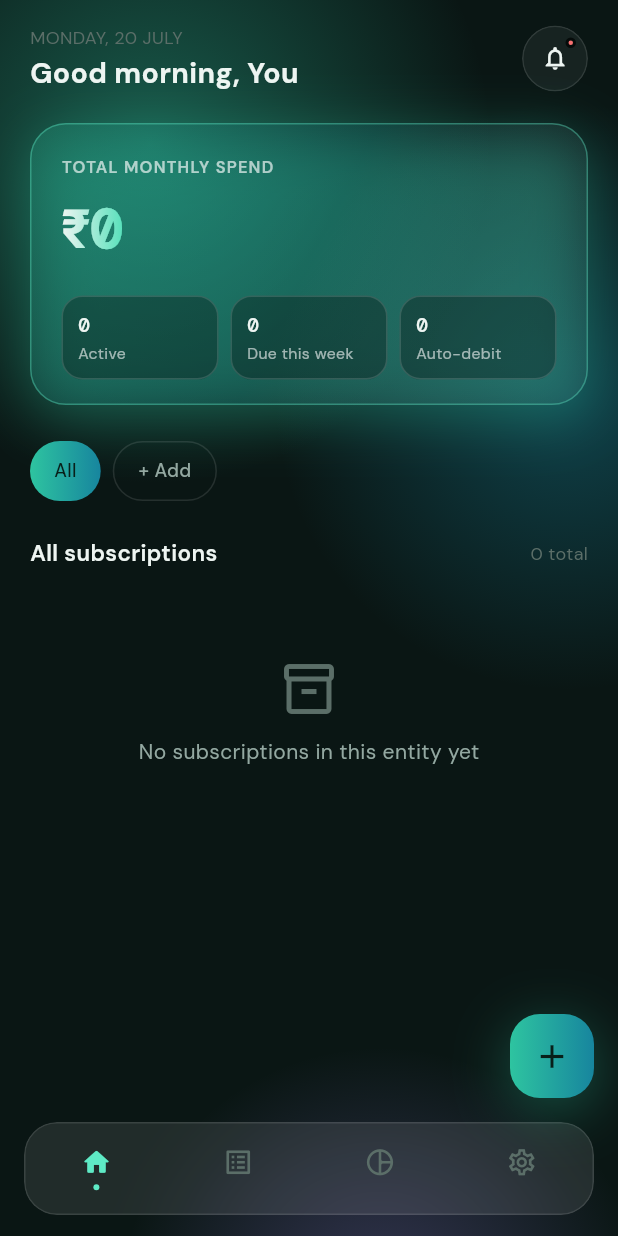
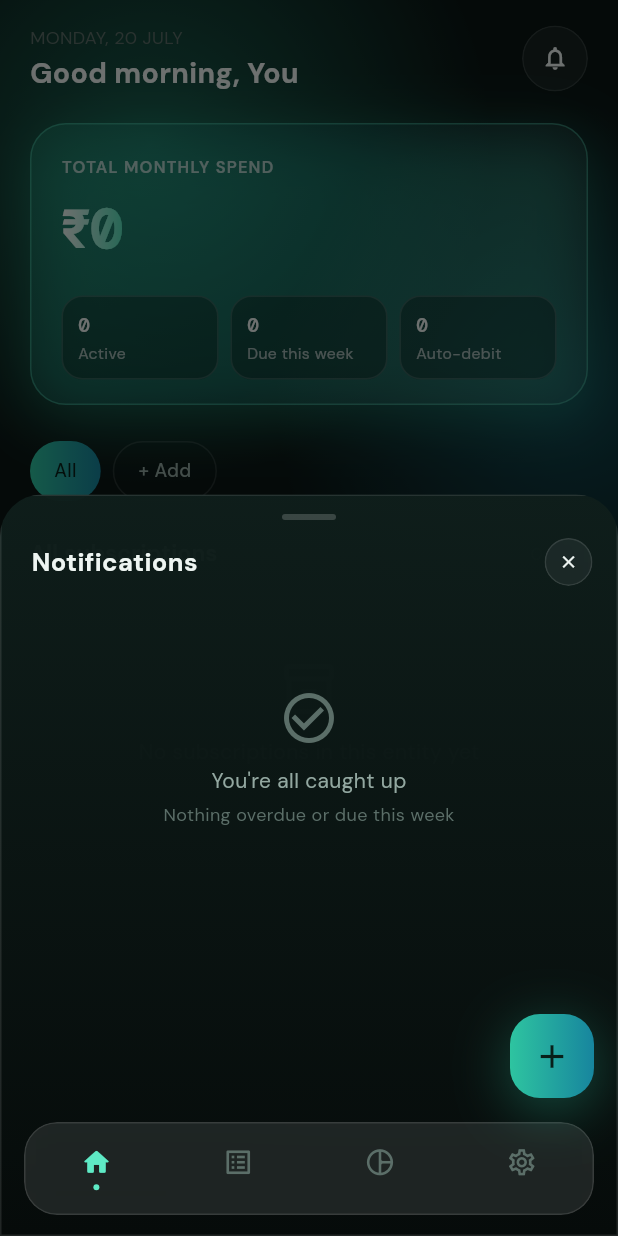
Before and after one commit to sagarsavaliya/App_Subtrakr, a Flutter app: the DashboardScreen screen opened by its route, after a tap on the "notifications" icon, on a phone screen of 412 x 824 dp. Run offline on Flutter 3.47's test engine with Material 3 defaults, Android fonts, the phone set to English and light mode, and no system bars; our stand-ins replace equatable, file_picker, fl_chart, flutter_dotenv, flutter_local_notifications, flutter_riverpod and 6 more; missing offline and left inert: receive_sharing_intent; accounts and stored records are empty.

Commit message:
Fix misleading dashboard bell: real notifications sheet, real badge
The bell icon had an always-on unread badge and an empty onPressed —
tapping it did nothing, yet it permanently signaled "something needs
attention." Found this auditing for other dead callbacks after fixing
the +Add entity chip.

- NotificationsSheet: overdue items first, then due-this-week, reusing
  the same SubscriptionTile row (incl. swipe-to-mark-paid) used
  everywhere else; empty state when nothing needs attention.
- Badge now reflects dueThisWeekProvider's real state instead of being
  hardcoded true.

Verified: flutter analyze (0 issues), flutter test (23/23, incl. 2 new
scenarios in notifications_sheet_test.dart), and a browser pass
against the live backend confirming both the real empty state and the
badge correctly disappearing when nothing is due.

Co-Authored-By: Claude Fable 5 <noreply@anthropic.com>

```diff
--- a/lib/presentation/screens/dashboard/dashboard_screen.dart
+++ b/lib/presentation/screens/dashboard/dashboard_screen.dart
@@ -18,6 +18,7 @@ import '../../widgets/dashboard/due_card.dart';
 import '../../widgets/dashboard/hero_summary_card.dart';
 import '../../widgets/dashboard/subscription_tile.dart';
 import '../entities/entity_edit_sheet.dart';
+import 'notifications_sheet.dart';
 
 class DashboardScreen extends ConsumerWidget {
   const DashboardScreen({super.key});
@@ -85,8 +86,10 @@ class DashboardScreen extends ConsumerWidget {
                 const SizedBox(width: 12),
                 IconGlassButton(
                   icon: Icons.notifications_outlined,
-                  showBadge: true,
-                  onPressed: () {},
+                  // Reflects real state — no longer an always-on badge that
+                  // implies attention is needed when nothing actually is.
+                  showBadge: dueThisWeek.isNotEmpty,
+                  onPressed: () => showNotificationsSheet(context),
                 ),
               ],
             ),
--- /dev/null
+++ b/lib/presentation/screens/dashboard/notifications_sheet.dart
@@ -0,0 +1,175 @@
+import 'package:flutter/material.dart';
+import 'package:flutter_riverpod/flutter_riverpod.dart';
+import 'package:go_router/go_router.dart';
+import '../../../core/constants/app_colors.dart';
+import '../../../core/constants/app_spacing.dart';
+import '../../../core/constants/app_text_styles.dart';
+import '../../providers/subscription_provider.dart';
+import '../../widgets/common/app_button.dart';
+import '../../widgets/dashboard/subscription_tile.dart';
+
+/// The dashboard bell opens this instead of doing nothing — an in-app view
+/// of what actually needs attention (overdue first, then due within 7
+/// days), reusing the same swipe-to-mark-paid row used everywhere else.
+Future<void> showNotificationsSheet(BuildContext context) {
+  return showModalBottomSheet(
+    context: context,
+    isScrollControlled: true,
+    backgroundColor: Colors.transparent,
+    builder: (_) => const NotificationsSheet(),
+  );
+}
+
+class NotificationsSheet extends ConsumerWidget {
+  const NotificationsSheet({super.key});
+
+  @override
+  Widget build(BuildContext context, WidgetRef ref) {
+    final dueOrOverdue = ref.watch(dueThisWeekProvider);
+    final overdue = dueOrOverdue.where((s) => s.isOverdue).toList();
+    final dueSoon = dueOrOverdue.where((s) => !s.isOverdue).toList();
+
+    return DraggableScrollableSheet(
+      initialChildSize: 0.6,
+      maxChildSize: 0.9,
+      minChildSize: 0.35,
+      expand: false,
+      builder: (context, scrollController) {
+        return ClipRRect(
+          borderRadius: const BorderRadius.vertical(top: Radius.circular(28)),
+          child: Container(
+            decoration: BoxDecoration(
+              border: Border.all(color: AppColors.glassBorder),
+              gradient: LinearGradient(
+                begin: Alignment.topCenter,
+                end: Alignment.bottomCenter,
+                colors: [
+                  AppColors.bgElevated.withValues(alpha: 0.97),
+                  AppColors.bgVoid.withValues(alpha: 0.99),
+                ],
+              ),
+            ),
+            child: Column(
+              children: [
+                const SizedBox(height: 12),
+                Container(
+                  width: 36,
+                  height: 4,
+                  decoration: BoxDecoration(
+                    color: Colors.white.withValues(alpha: 0.18),
+                    borderRadius: BorderRadius.circular(3),
+                  ),
+                ),
+                Padding(
+                  padding: const EdgeInsets.fromLTRB(
+                    AppSpacing.screenPadding,
+                    12,
+                    AppSpacing.lg,
+                    12,
+                  ),
+                  child: Row(
+                    mainAxisAlignment: MainAxisAlignment.spaceBetween,
+                    children: [
+                      Text(
+                        'Notifications',
+                        style: AppTextStyles.heading1.copyWith(fontSize: 17),
+                      ),
+                      IconGlassButton(
+                        icon: Icons.close,
+                        size: 32,
+                        onPressed: () => Navigator.of(context).pop(),
+                      ),
+                    ],
+                  ),
+                ),
+                Expanded(
+                  child: dueOrOverdue.isEmpty
+                      ? _EmptyState(scrollController: scrollController)
+                      : ListView(
+                          controller: scrollController,
+                          padding: const EdgeInsets.fromLTRB(
+                            AppSpacing.screenPadding,
+                            0,
+                            AppSpacing.screenPadding,
+                            32,
+                          ),
+                          children: [
+                            if (overdue.isNotEmpty) ...[
+                              Text(
+                                'Overdue',
+                                style: AppTextStyles.heading3.copyWith(
+                                  color: AppColors.overdue,
+                                ),
+                              ),
+                              const SizedBox(height: AppSpacing.md),
+                              for (final sub in overdue) ...[
+                                SubscriptionTile(
+                                  subscription: sub,
+                                  onTap: () {
+                                    Navigator.of(context).pop();
+                                    context.push('/subscription/${sub.id}');
+                                  },
+                                ),
+                                const SizedBox(height: AppSpacing.listItemGap),
+                              ],
+                              const SizedBox(height: AppSpacing.md),
+                            ],
+                            if (dueSoon.isNotEmpty) ...[
+                              Text('Due this week', style: AppTextStyles.heading3),
+                              const SizedBox(height: AppSpacing.md),
+                              for (final sub in dueSoon) ...[
+                                SubscriptionTile(
+                                  subscription: sub,
+                                  onTap: () {
+                                    Navigator.of(context).pop();
+                                    context.push('/subscription/${sub.id}');
+                                  },
+                                ),
+                                const SizedBox(height: AppSpacing.listItemGap),
+                              ],
+                            ],
+                          ],
+                        ),
+                ),
+              ],
+            ),
+          ),
+        );
+      },
+    );
+  }
+}
+
+class _EmptyState extends StatelessWidget {
+  const _EmptyState({required this.scrollController});
+
+  final ScrollController scrollController;
+
+  @override
+  Widget build(BuildContext context) {
+    return ListView(
+      controller: scrollController,
+      children: [
+        Padding(
+          padding: const EdgeInsets.symmetric(vertical: 56),
+          child: Column(
+            children: [
+              const Icon(
+                Icons.check_circle_outline,
+                size: 40,
+                color: AppColors.textHint,
+              ),
+              const SizedBox(height: 12),
+              Text(
+                'You\'re all caught up',
+                style: AppTextStyles.body.copyWith(color: AppColors.textSecondary),
+              ),
+              const SizedBox(height: 4),
+              Text('Nothing overdue or due this week', style: AppTextStyles.hint),
+            ],
+          ),
+        ),
+      ],
+    );
+  }
+}
```
Also changed, not shown: 1 other file.
